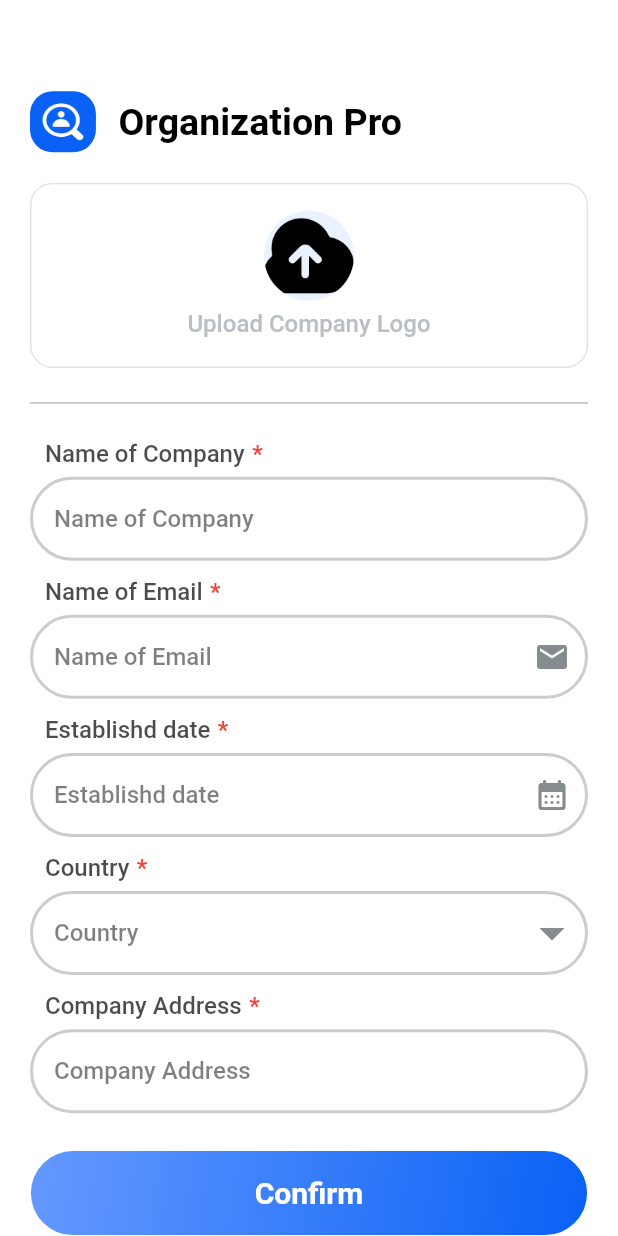
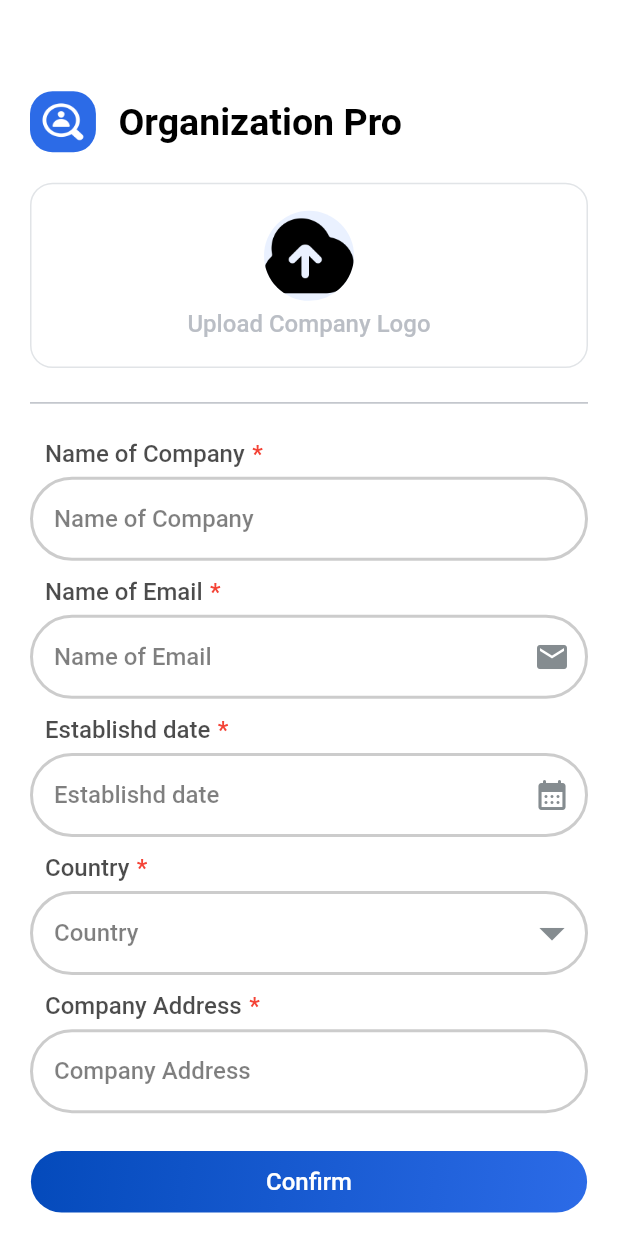
Before and after one commit to merazbd1996/elearn_app, a Flutter app: the RecruiterOrganizationScreen screen opened by its route, on a phone screen of 412 x 824 dp. Run offline on Flutter 3.47's test engine with Material 3 defaults, Android fonts, the phone set to English and light mode, and no system bars; our stand-ins replace get.

Commit message:
Your commit message here

```diff
--- a/lib/global_widgets/custom_button.dart
+++ b/lib/global_widgets/custom_button.dart
@@ -7,25 +7,27 @@ class CustomButton extends StatelessWidget {
   final bool? isSoft;
   final bool? isBorder;
   final void Function()? onTap;
+  final Widget? prefixImage; // New parameter for prefix image
 
   const CustomButton({
-    super.key,
+    Key? key,
     required this.title,
     this.isSoft,
     this.isBorder,
     this.onTap,
-  });
+    this.prefixImage, // Initialize prefix image
+  }) : super(key: key);
 
   @override
   Widget build(BuildContext context) {
-    final size = MediaQuery.sizeOf(context);
+    final size = MediaQuery.of(context).size;
     return InkWell(
       onTap: onTap,
       child: Container(
         width: size.width * .9,
         padding: const EdgeInsets.symmetric(
-          horizontal: 15,
-          vertical: 15,
+          horizontal: 10,
+          vertical: 10,
         ),
         decoration: BoxDecoration(
           border: isBorder == true
@@ -47,8 +49,19 @@ class CustomButton extends StatelessWidget {
           color: isSoft == true ? AppColors.primary.withOpacity(.5) : null,
           borderRadius: BorderRadius.circular(40),
         ),
-        child: Center(
-          child: headingMedium(
+        child: Row( // Use a Row to place prefix image and title
+          mainAxisAlignment: MainAxisAlignment.center,
+          children: [
+            if (prefixImage != null) ...[
+              Container(
+                height: 30, // Set height of the prefix image
+                width: 30, // Set width of the prefix image
+                child: prefixImage!, // Display prefix image if provided
+              ),
+              SizedBox(width: 10), // Adjust spacing between prefix image and title
+            ],
+            Center(
+              child: headingSmall(
                 context: context,
                 data: title,
                 color: isSoft == true
@@ -58,6 +71,8 @@ class CustomButton extends StatelessWidget {
                     : Colors.white,
               ),
             ),
+          ],
+        ),
       ),
     );
   }
--- a/lib/utils/colors.dart
+++ b/lib/utils/colors.dart
@@ -1,8 +1,8 @@
 import 'package:flutter/material.dart';
 
 class AppColors {
-  static const Color primary = Color(0xFF0961F5);
-  static const Color secondary = Color(0xFF6499FF);
+  static const Color primary = Color(0xFF2C6BE7);
+  static const Color secondary = Color(0xFF044ABB);
 
   // !---------------------Recruiter---------------------
   static const Color border = Color.fromARGB(255, 225, 228, 231);
```
Also changed, not shown: lib/views/auth/login/login.dart (+62 -1 lines), lib/views/auth/register/register.dart (+57 -1 lines), lib/views/intro/intro.dart (+11 -23 lines), assets/images/apple.png (added), assets/images/google.png (added), flutter_01.png (added), flutter_02.png (added). Lines whose indentation alone changed are shown as unchanged.
